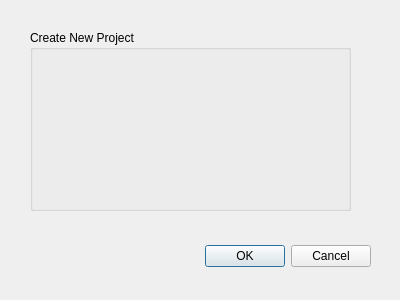
The window that Src/dlgnewproject.ui (DomDumont/CartaGen) describes before a commit, drawn with Qt 5.
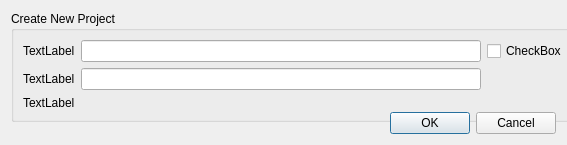
The same window after the commit.

Commit message: Playing with layouts

```diff
--- a/Src/dlgnewproject.ui
+++ b/Src/dlgnewproject.ui
@@ -6,42 +6,95 @@
    <rect>
     <x>0</x>
     <y>0</y>
-    <width>400</width>
-    <height>300</height>
+    <width>567</width>
+    <height>145</height>
    </rect>
   </property>
+  <property name="sizePolicy">
+   <sizepolicy hsizetype="MinimumExpanding" vsizetype="MinimumExpanding">
+    <horstretch>0</horstretch>
+    <verstretch>0</verstretch>
+   </sizepolicy>
+  </property>
+  <property name="minimumSize">
+   <size>
+    <width>50</width>
+    <height>50</height>
+   </size>
+  </property>
   <property name="windowTitle">
    <string>Create New Project</string>
   </property>
-  <widget class="QDialogButtonBox" name="buttonBox">
-   <property name="geometry">
-    <rect>
-     <x>30</x>
-     <y>240</y>
-     <width>341</width>
-     <height>32</height>
-    </rect>
-   </property>
-   <property name="orientation">
-    <enum>Qt::Horizontal</enum>
-   </property>
-   <property name="standardButtons">
-    <set>QDialogButtonBox::Cancel|QDialogButtonBox::Ok</set>
-   </property>
-  </widget>
-  <widget class="QGroupBox" name="groupBox">
-   <property name="geometry">
-    <rect>
-     <x>30</x>
-     <y>30</y>
-     <width>321</width>
-     <height>181</height>
-    </rect>
-   </property>
-   <property name="title">
-    <string>Create New Project</string>
-   </property>
-  </widget>
+  <layout class="QVBoxLayout" name="verticalLayout">
+   <item>
+    <widget class="QGroupBox" name="groupBox">
+     <property name="sizePolicy">
+      <sizepolicy hsizetype="Expanding" vsizetype="Fixed">
+       <horstretch>0</horstretch>
+       <verstretch>0</verstretch>
+      </sizepolicy>
+     </property>
+     <property name="title">
+      <string>Create New Project</string>
+     </property>
+     <property name="flat">
+      <bool>false</bool>
+     </property>
+     <property name="checkable">
+      <bool>false</bool>
+     </property>
+     <layout class="QGridLayout" name="gridLayout" columnminimumwidth="1,400,0">
+      <property name="sizeConstraint">
+       <enum>QLayout::SetMinimumSize</enum>
+      </property>
+      <item row="1" column="0">
+       <widget class="QLabel" name="label_2">
+        <property name="text">
+         <string>TextLabel</string>
+        </property>
+       </widget>
+      </item>
+      <item row="2" column="0">
+       <widget class="QLabel" name="label_3">
+        <property name="text">
+         <string>TextLabel</string>
+        </property>
+       </widget>
+      </item>
+      <item row="0" column="1">
+       <widget class="QLineEdit" name="lineEdit"/>
+      </item>
+      <item row="0" column="0">
+       <widget class="QLabel" name="label">
+        <property name="text">
+         <string>TextLabel</string>
+        </property>
+       </widget>
+      </item>
+      <item row="1" column="1">
+       <widget class="QLineEdit" name="lineEdit_2"/>
+      </item>
+      <item row="0" column="2">
+       <widget class="QCheckBox" name="checkBox">
+        <property name="text">
+         <string>CheckBox</string>
+        </property>
+       </widget>
+      </item>
+     </layout>
+    </widget>
+   </item>
+   <item>
+    <widget class="QDialogButtonBox" name="buttonBox">
+     <property name="orientation">
+      <enum>Qt::Horizontal</enum>
+     </property>
+     <property name="standardButtons">
+      <set>QDialogButtonBox::Cancel|QDialogButtonBox::Ok</set>
+     </property>
+    </widget>
+   </item>
+  </layout>
  </widget>
  <resources/>
  <connections>
```
